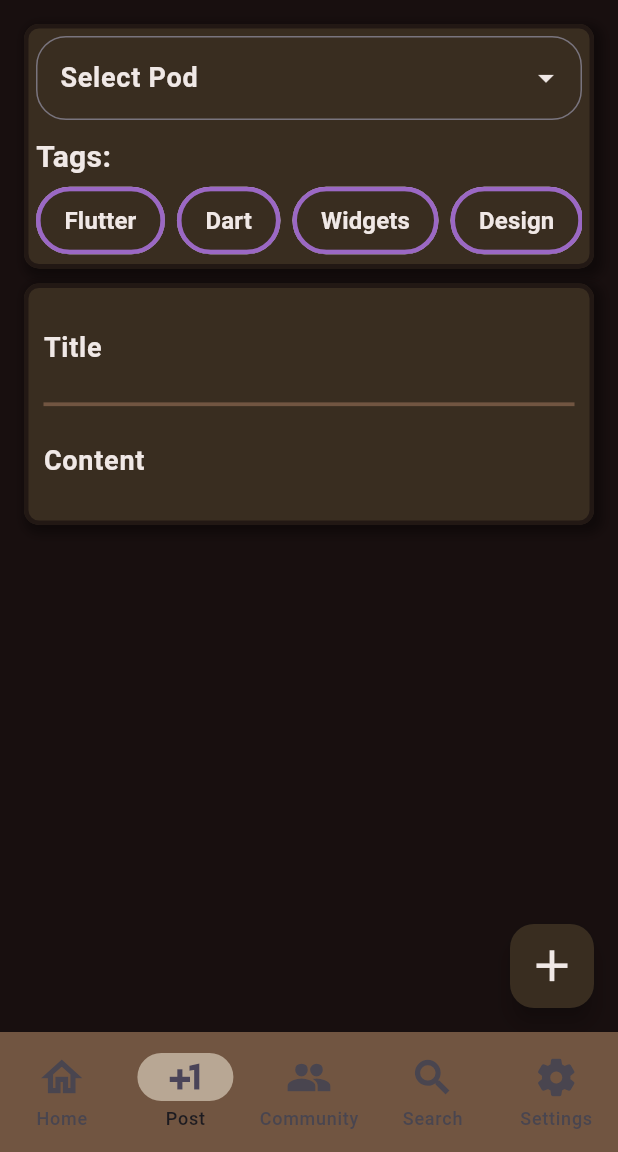
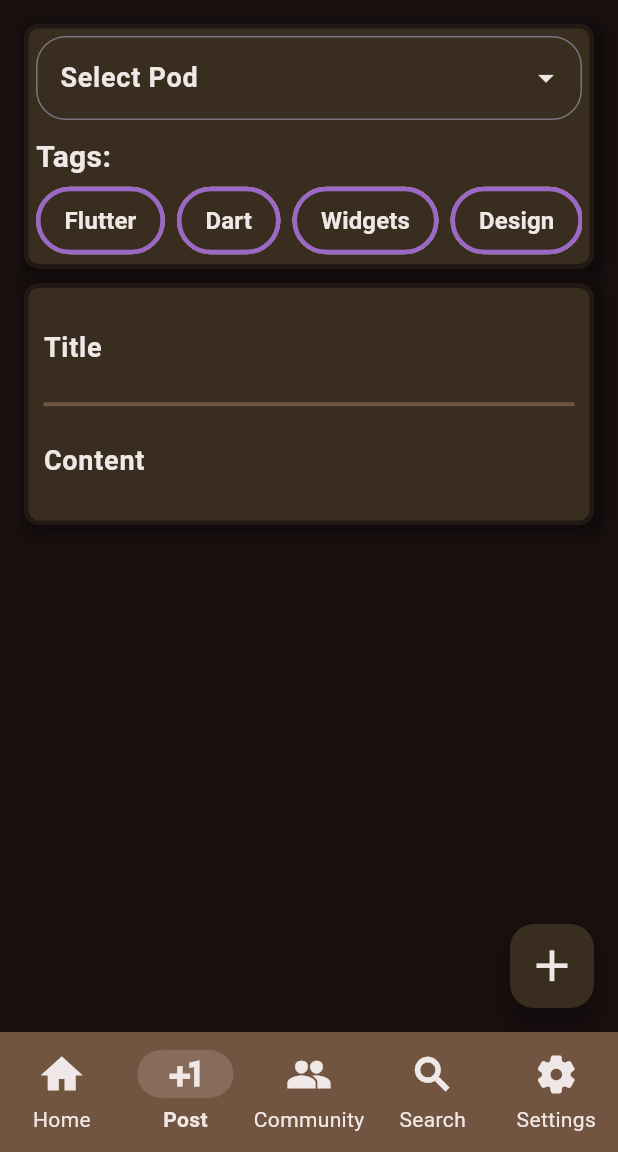
Before and after one commit to M-ismail83/Orcanet, a Flutter app: the MyHomePage screen opened directly, item 2 of the bottom bar chosen, on a phone screen of 412 x 824 dp, the part 84-1236 px from its top. Run offline on Flutter 3.47's test engine with Material 3 defaults, Android fonts, the phone set to English and light mode, and no system bars; our stand-ins replace cloud_firestore, email_validator, firebase_auth, firebase_core, firebase_messaging, flutter_local_notifications and 4 more; missing offline and left inert: agora_rtc_engine, flutter_callkit_incoming, sodium, sodium_libs; accounts and stored records are empty; Roboto replaces fonts that are missing (Handjet).

Commit message:
Home page icons

```diff
--- a/lib/pages/homePage.dart
+++ b/lib/pages/homePage.dart
@@ -23,13 +23,13 @@
   int currentPageIndex = 0;
 
   var colors = <Color>{Colors.red, Colors.green, Colors.blue};
-  List<NavigationDestination> pages = [
+  List<NavigationDestination> get pages => [
     NavigationDestination(
-      selectedIcon: Icon(Icons.home),
       icon: Icon(
-        Icons.home_outlined,
+        Icons.home,
         size: 30,
         fontWeight: FontWeight.w600,
+        color: currentColors['text'],
       ),
       label: 'Home',
     ),
@@ -38,6 +38,7 @@
         Icons.plus_one,
         size: 30,
         fontWeight: FontWeight.w600,
+        color: currentColors['text'],
       ),
       label: 'Post',
     ),
@@ -46,6 +47,7 @@
         Icons.people,
         size: 30,
         fontWeight: FontWeight.w600,
+        color: currentColors['text'],
       ),
       label: 'Community',
     ),
@@ -54,6 +56,7 @@
         Icons.search,
         size: 30,
         fontWeight: FontWeight.w600,
+        color: currentColors['text'],
       ),
       label: 'Search',
     ),
@@ -62,6 +65,7 @@
         Icons.settings,
         size: 30,
         fontWeight: FontWeight.w600,
+        color: currentColors['text'],
       ),
       label: 'Settings',
     ),
@@ -186,6 +190,14 @@
             ],
           ),
           bottomNavigationBar: NavigationBar(
+            labelTextStyle: WidgetStateProperty.resolveWith<TextStyle>(
+    (Set<WidgetState> states) {
+      if (states.contains(WidgetState.selected)) {
+        return TextStyle(color: currentColors['text'], fontWeight: FontWeight.bold);
+      }
+      return TextStyle(color: currentColors['text'], fontWeight: FontWeight.normal);
+    },
+  ),
             onDestinationSelected: (int index) {
               setState(() {
                 currentPageIndex = index;
@@ -193,7 +205,7 @@
             },
             selectedIndex: currentPageIndex,
             backgroundColor: currentColors['bar'],
-            indicatorColor: currentColors['selected'],
+            indicatorColor: currentColors['contaionerBorder'],
             destinations: pages,
           ),
           body: <Widget>[
```
